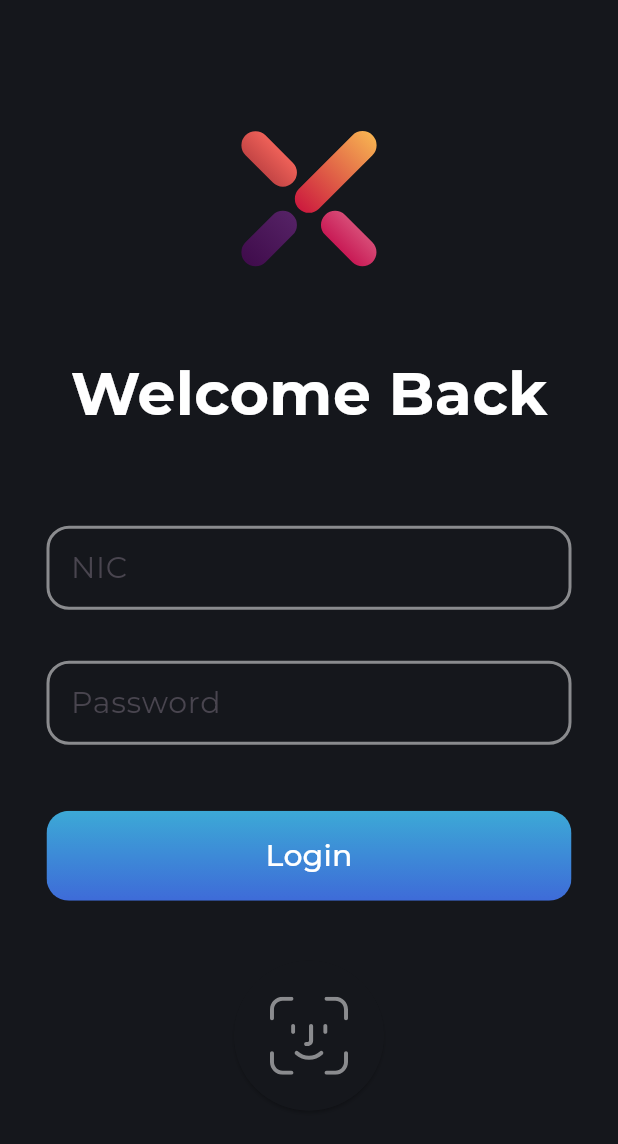
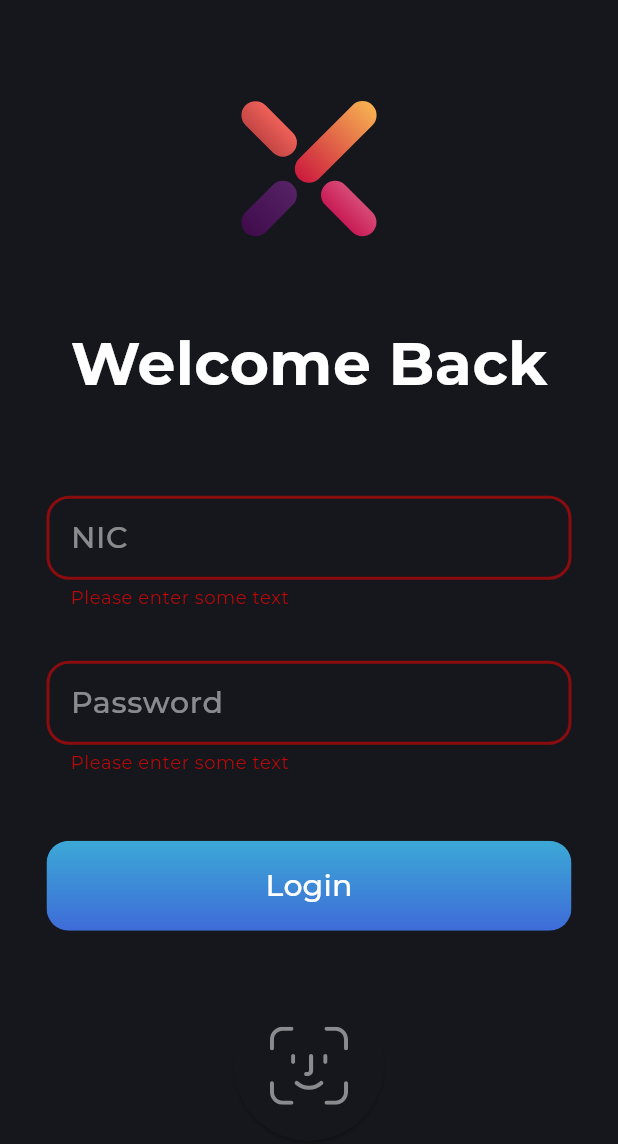
Before and after one commit to Health-Valult/axion, a Flutter app: the LoginScreen screen opened by its route, after a tap on "Login", on a phone screen of 412 x 824 dp. Shown: the top 1144 px of the screen. Run offline on Flutter 3.47's test engine with Material 3 defaults, Android fonts, the phone set to English and light mode, and no system bars; our stand-ins replace flutter_svg, go_router, google_fonts.

Commit message:
commit - 5.0

```diff
--- a/axion/lib/components/inputFields/login.dart
+++ b/axion/lib/components/text_fieald.dart
@@ -3,46 +3,69 @@ import 'package:google_fonts/google_fonts.dart';
 
 class LoginTextFieald extends StatelessWidget {
   final String label;
+  final dynamic validator;
   const LoginTextFieald({
     super.key,
     required this.label,
+    required this.validator
   });
 
   @override
   Widget build(BuildContext context) {
+
     return SizedBox(
       width: 350,
-      height: 60,
-      child: TextField(
+      height: 80,
+      child: TextFormField(
+        validator: validator,
         cursorColor: Color.fromRGBO(255, 255, 255, 1),
         style: TextStyle(
           color: Color.fromRGBO(255, 255, 255, 1)
         ),
+
         decoration: InputDecoration(
+
           enabledBorder: OutlineInputBorder(
             borderRadius: BorderRadius.circular(15),
             borderSide: BorderSide(
               color: Color.fromRGBO(255, 255, 255, 0.5),
               width: 2.0)
           ),
+
+
           focusedBorder: OutlineInputBorder(
             borderRadius: BorderRadius.circular(15),
             borderSide: BorderSide(
               color: Color.fromRGBO(255, 255, 255, 1),
               width: 2.0)
           ),
+
+
+          errorBorder: OutlineInputBorder(
+            borderRadius: BorderRadius.circular(15),
+            borderSide: BorderSide(
+              color: Color.fromRGBO(255, 0, 0, 0.5),
+              width: 2.0)
+          ),
+
+
+          focusedErrorBorder: OutlineInputBorder(
+            borderRadius: BorderRadius.circular(15),
+            borderSide: BorderSide(
+              color: Color.fromRGBO(255, 72, 72, 0.5),
+              width: 2.0)
+          ),
+
+
           focusColor: Color.fromRGBO(255, 255, 255, 1),
           labelText: label,
-          floatingLabelStyle: GoogleFonts.montserrat(
+          errorStyle: GoogleFonts.montserrat(
             textStyle: TextStyle(
-              color: Color.fromRGBO(255, 255, 255, 1),
+              color: Color.fromRGBO(255, 0, 0, 0.75),
             )),
-          labelStyle: GoogleFonts.montserrat(
-            textStyle: TextStyle(
-              fontSize: 20
-            )
 
-          )
+          floatingLabelStyle: Theme.of(context).textTheme.labelSmall,
+          labelStyle: Theme.of(context).textTheme.labelMedium
         ),
       ),
     );
--- a/axion/lib/pages/home/homeScreen.dart
+++ b/axion/lib/pages/home/home_screen.dart
@@ -5,8 +5,8 @@ class HomeScreen extends StatelessWidget {
 
   @override
   Widget build(BuildContext context) {
-    return const Scaffold(
-      bottomNavigationBar: ,
+    return Scaffold(
+      bottomNavigationBar: Container()
     );
   }
 }
--- a/axion/lib/pages/login/loginScreen.dart
+++ /dev/null
@@ -1,116 +0,0 @@
-import 'package:axion/components/buttons/login.dart';
-import 'package:axion/components/inputFields/login.dart';
-import 'package:flutter/material.dart';
-import 'package:flutter_svg/svg.dart';
-import 'package:google_fonts/google_fonts.dart';
-
-class LoginScreen extends StatelessWidget {
-  const LoginScreen({super.key});
-
-  @override
-  Widget build(BuildContext context) {
-    return Scaffold(
-      resizeToAvoidBottomInset: false,
-
-      body: Center(
-        child: Column(
-          mainAxisAlignment: MainAxisAlignment.center,
-          children: [
-            Padding(
-              padding: const EdgeInsets.only(
-                left: 0.0,
-                top: 0.0,
-                right: 0.0,
-                bottom: 60.0,
-              ),
-              child: Column(
-                children: [
-
-                  Padding(
-                    padding: const EdgeInsets.only(
-                      left: 0,
-                      top: 0,
-                      right: 0,
-                      bottom: 50.0
-                      ),
-                    child: Hero(
-                      tag: 'logo',
-                      child: SvgPicture.asset(
-                        "assets/img/Logo.svg",
-                        width: 100,
-                        height: 100,
-                        semanticsLabel: 'Red dash paths',
-                      ),
-                    ),
-                  ),
-
-                  Text(
-                    "Welcome Back",
-                    style: GoogleFonts.montserrat(
-                      textStyle: TextStyle(
-                          fontSize: 40,
-                          fontWeight:FontWeight.bold,
-                          color: Color.fromARGB(255, 255, 255, 255)
-                      ),)
-                  ),
-
-                ],
-              ),
-            ),
-
-            Column(
-              children: [
-                Padding(
-                  padding: const EdgeInsets.only(
-                    left: 0,
-                    top: 0,
-                    right: 0,
-                    bottom: 30.0
-                  ),
-                  child: LoginTextFieald(label: "NIC",),
-                ),
-
-                Padding(
-                  padding: const EdgeInsets.only(
-                    left: 0,
-                    top: 0,
-                    right: 0,
-                    bottom: 40.0
-                  ),
-                  child: LoginTextFieald(label: "Password",),
-                ),
-
-                Padding(
-                  padding: const EdgeInsets.only(
-                    left: 0,
-                    top: 0,
-                    right: 0,
-                    bottom: 40.0
-                  ),
-                  child: LoginButton(
-                    onPressed: (context)=>{print("clicked")},
-                  ),
-                ),
-
-                SizedBox(
-                  width: 100,
-                  height: 100,
-                  child: ElevatedButton(
-                    onPressed: (){},
-                    style: ButtonStyle(
-                      backgroundColor: WidgetStatePropertyAll(Color.fromRGBO(21, 23, 28, 1)),
-                      foregroundColor: WidgetStatePropertyAll(Color.fromRGBO(21, 23, 28, 1))
-                    ),
-                    child: SvgPicture.asset(
-                      "assets/img/biometricAuth.svg"
-                    )),
-                )
-
-              ],
-            )
-          ],
-        ),
-      ),
-    );
-  }
-}
--- /dev/null
+++ b/axion/lib/pages/login/login_screen.dart
@@ -0,0 +1,158 @@
+import 'package:axion/components/button.dart';
+import 'package:axion/components/text_fieald.dart';
+import 'package:flutter/material.dart';
+import 'package:flutter_svg/svg.dart';
+import 'package:go_router/go_router.dart';
+import 'package:google_fonts/google_fonts.dart';
+
+class LoginScreen extends StatefulWidget {
+
+
+  const LoginScreen({super.key});
+
+  @override
+  State<LoginScreen> createState() => _LoginScreenState();
+}
+
+class _LoginScreenState extends State<LoginScreen> {
+  final _loginForm = GlobalKey<FormState>();
+
+  @override
+  Widget build(BuildContext context) {
+    return Scaffold(
+      resizeToAvoidBottomInset: false,
+
+      body: Center(
+        child: Column(
+          mainAxisAlignment: MainAxisAlignment.center,
+          children: [
+            Padding(
+              padding: const EdgeInsets.only(
+                left: 0.0,
+                top: 0.0,
+                right: 0.0,
+                bottom: 60.0,
+              ),
+              child: Column(
+                children: [
+
+                  Padding(
+                    padding: const EdgeInsets.only(
+                      left: 0,
+                      top: 0,
+                      right: 0,
+                      bottom: 50.0
+                      ),
+                    child: Hero(
+                      tag: 'logo',
+                      child: SvgPicture.asset(
+                        "assets/img/Logo.svg",
+                        width: 100,
+                        height: 100,
+                        semanticsLabel: 'Red dash paths',
+                      ),
+                    ),
+                  ),
+
+                  Text(
+                    "Welcome Back",
+                    style: GoogleFonts.montserrat(
+                      textStyle: TextStyle(
+                          fontSize: 40,
+                          fontWeight:FontWeight.bold,
+                          color: Color.fromARGB(255, 255, 255, 255)
+                      ),)
+                  ),
+
+                ],
+              ),
+            ),
+
+            Form(
+              key: _loginForm,
+              child: Column(
+                children: [
+                  Padding(
+                    padding: const EdgeInsets.only(
+                      left: 0,
+                      top: 0,
+                      right: 0,
+                      bottom: 30.0
+                    ),
+                    child: LoginTextFieald(
+
+                      label: "NIC",
+                      validator: (value) {
+                                  if (value == null || value.isEmpty) {
+                                    return 'Please enter some text';
+                                  }
+                                  if (!(value.toString().length==10||value.toString().length==12)){
+                                    print(value.toString());
+                                    return 'NIC is to short';
+                                  }
+                                  return null;
+                                },
+                      ),
+                  ),
+
+                  Padding(
+                    padding: const EdgeInsets.only(
+                      left: 0,
+                      top: 0,
+                      right: 0,
+                      bottom: 40.0
+                    ),
+                    child: LoginTextFieald(
+                      label: "Password",
+                      validator: (value) {
+                                  if (value == null || value.isEmpty) {
+                                    return 'Please enter some text';
+                                  }
+                                  if (value.toString().length<8){
+                                    print(value.toString());
+                                    return 'Password is to short';
+                                  }
+                                  return null;
+                                },
+                      ),
+                  ),
+
+                  Padding(
+                    padding: const EdgeInsets.only(
+                      left: 0,
+                      top: 0,
+                      right: 0,
+                      bottom: 40.0
+                    ),
+                    child: LoginButton(
+                      onPressed: (context)=>{
+                        if(_loginForm.currentState!.validate()){
+                          context.go('/home')
+                        }
+                      },
+                    ),
+                  ),
+
+                  SizedBox(
+                    width: 100,
+                    height: 100,
+                    child: ElevatedButton(
+                      onPressed: (){},
+                      style: ButtonStyle(
+                        backgroundColor: WidgetStatePropertyAll(Color.fromRGBO(21, 23, 28, 1)),
+                        foregroundColor: WidgetStatePropertyAll(Color.fromRGBO(21, 23, 28, 1))
+                      ),
+                      child: SvgPicture.asset(
+                        "assets/img/biometricAuth.svg"
+                      )),
+                  )
+
+                ],
+              ),
+            )
+          ],
+        ),
+      ),
+    );
+  }
+}
--- a/axion/lib/pages/signup/pages/pageOne.dart
+++ b/axion/lib/pages/signup/pages/pageOne.dart
@@ -1,4 +1,4 @@
-import 'package:axion/components/inputFields/login.dart';
+import 'package:axion/components/text_fieald.dart';
 import 'package:flutter/material.dart';
 
 class SignupPageOne extends StatelessWidget {
@@ -11,9 +11,6 @@ class SignupPageOne extends StatelessWidget {
         child: Center(
           child: Column(
             children: [
-              LoginTextFieald(label: "First Name"),
-              LoginTextFieald(label: "Last Name"),
-              LoginTextFieald(label: "Email"),
             ],
           ),
         ),
--- a/axion/lib/pages/signup/pages/pageTwo.dart
+++ b/axion/lib/pages/signup/pages/pageTwo.dart
@@ -1,4 +1,4 @@
-import 'package:axion/components/inputFields/login.dart';
+import 'package:axion/components/text_fieald.dart';
 import 'package:flutter/material.dart';
 
 class SignupPageTwo extends StatelessWidget {
@@ -13,8 +13,7 @@ class SignupPageTwo extends StatelessWidget {
             mainAxisAlignment: MainAxisAlignment.center,
             crossAxisAlignment: CrossAxisAlignment.center,
             children: [
-              LoginTextFieald(label: "Telephone"),
-              LoginTextFieald(label: "NIC"),
+
               Center(
                 child: Row(
                   mainAxisAlignment: MainAxisAlignment.center,
--- a/axion/lib/pages/splash/splashScreen.dart
+++ b/axion/lib/pages/splash/splash_screen.dart
@@ -1,4 +1,4 @@
-import 'package:axion/components/buttons/login.dart';
+import 'package:axion/components/button.dart';
 import 'package:flutter/material.dart';
 import 'package:flutter_svg/flutter_svg.dart';
 import 'package:go_router/go_router.dart';
@@ -59,7 +59,7 @@ class SplashScreen extends StatelessWidget{
                       bottom: 30.0
                       ),
                     child: LoginButton(
-                      onPressed: (context)=>{context.push("/login")},
+                      onPressed: (context)=>context.push("/login"),
                     ),
                   ),
 
```
Also changed, not shown: axion/lib/main.dart (+26 -9 lines), axion/assets/img/Architecture.png (added), axion/lib/components/button.dart (renamed from axion/lib/components/buttons/login.dart), axion/lib/pages/signup/signup_screen.dart (renamed from axion/lib/pages/signup/signupScreen.dart), 7 other files.
